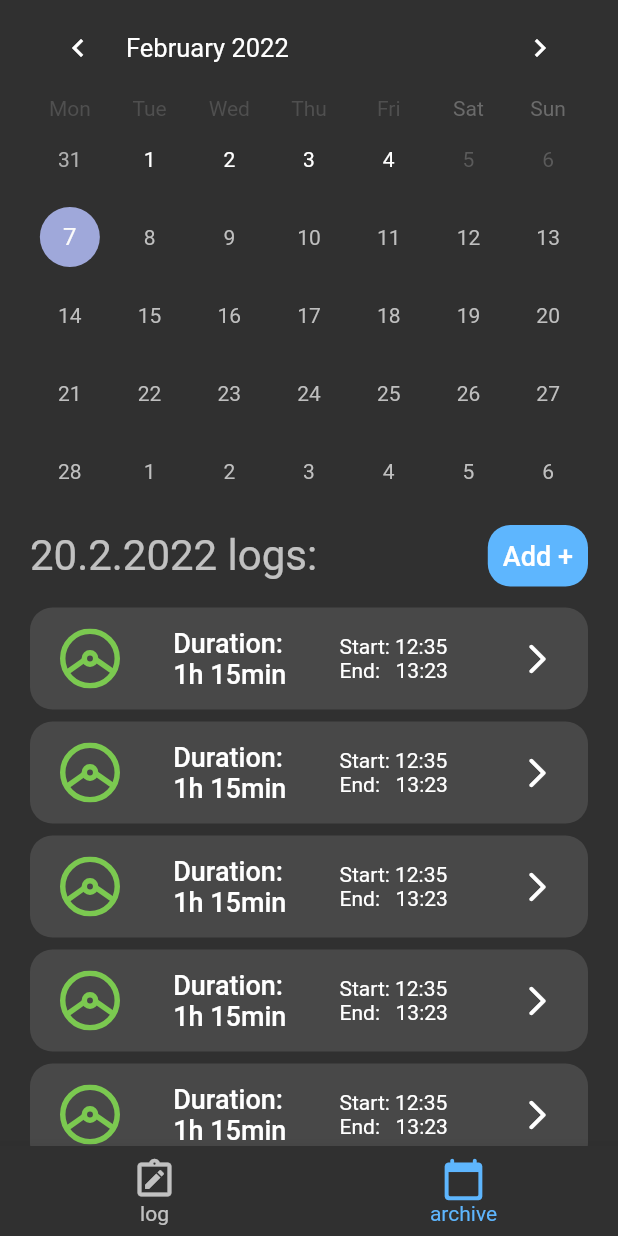
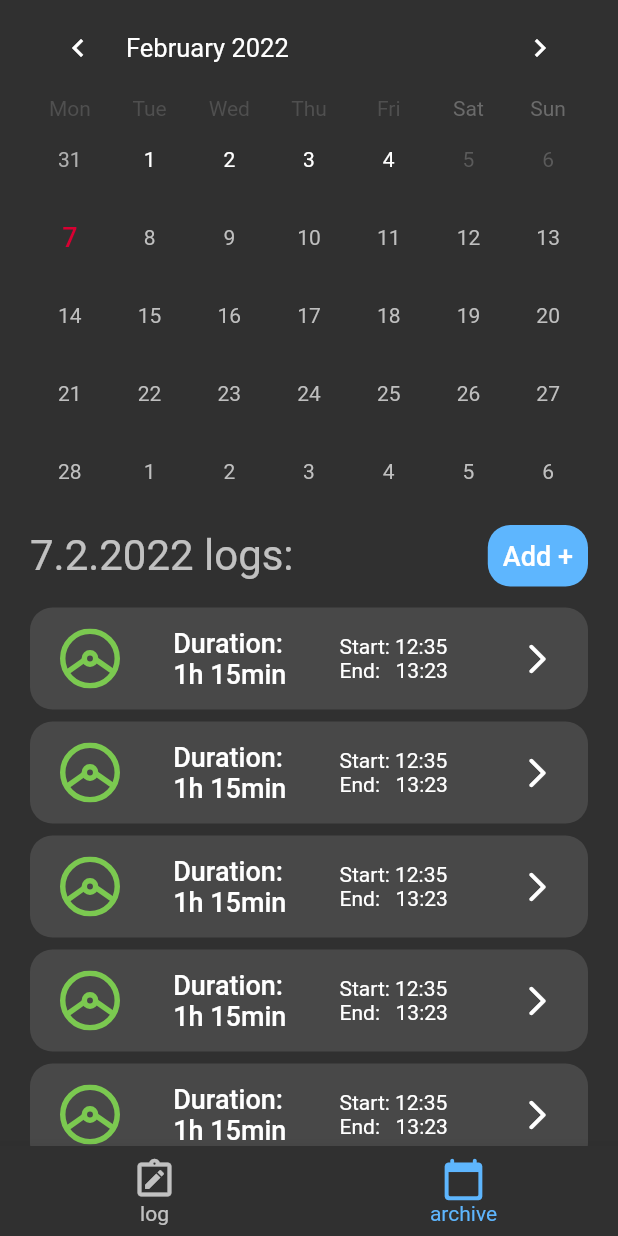
Before and after one commit to JTorkk/driving-time-logger, a Flutter app: the screen it shows after launch, item 2 of the bottom bar chosen, on a phone screen of 412 x 824 dp. Run offline on Flutter 3.47's test engine with Material 2 defaults, Android fonts, the phone set to English and light mode, and no system bars; drawn by our look-alikes of table_calendar; our stand-ins replace bloc, flutter_bloc, flutter_svg.

Commit message:
more things work

```diff
--- a/driving_time_log/lib/archive_screen/archive_screen.dart
+++ b/driving_time_log/lib/archive_screen/archive_screen.dart
@@ -1,7 +1,10 @@
+import 'package:driving_time_log/archive_screen/cubit/archive_cubit.dart';
 import 'package:driving_time_log/resources/colors.dart';
+import 'package:driving_time_log/resources/date_time_to.dart';
 import 'package:driving_time_log/resources/widgets/current_days_logs.dart';
 import 'package:driving_time_log/resources/widgets/edit_details_dialog.dart';
 import 'package:flutter/material.dart';
+import 'package:flutter_bloc/flutter_bloc.dart';
 import 'package:table_calendar/table_calendar.dart';
 
 class ArchiveScreen extends StatelessWidget {
@@ -11,6 +14,10 @@ class ArchiveScreen extends StatelessWidget {
   Widget build(BuildContext context) {
     var theme = Theme.of(context).textTheme;
 
+    return BlocProvider(
+      create: (context) => ArchiveCubit(),
+      child: BlocBuilder<ArchiveCubit, ArchiveState>(
+        builder: (context, state) {
           return SafeArea(
             bottom: false,
             right: false,
@@ -20,9 +27,18 @@ class ArchiveScreen extends StatelessWidget {
               child: Column(
                 children: [
                   TableCalendar(
+                    //TODO: runkkaa kalnterin fontit ja värit yms kuntoon
+                    calendarStyle: CalendarStyle(
+                      defaultTextStyle: theme.bodyText2!,
+                      todayDecoration: const BoxDecoration(shape: BoxShape.circle),
+                      todayTextStyle: theme.bodyText1!.copyWith(color: red),
+                      selectedDecoration: const BoxDecoration(color: accentblue, shape: BoxShape.circle),
+                    ),
                     firstDay: DateTime.utc(2022, 1, 1),
                     lastDay: DateTime.now(),
-              focusedDay: DateTime.now(),
+                    focusedDay: state.focusedDay ?? DateTime.now(),
+                    selectedDayPredicate: (day) => context.read<ArchiveCubit>().selectedDayPredicate(day),
+                    onDaySelected: (selectedDay, focusedDay) => context.read<ArchiveCubit>().onDateSelected(selectedDay, focusedDay),
                     availableCalendarFormats: const {CalendarFormat.month: 'Month'},
                     startingDayOfWeek: StartingDayOfWeek.monday,
                   ),
@@ -32,7 +48,7 @@ class ArchiveScreen extends StatelessWidget {
                     children: [
                       Text(
                         //TODO: adapt to the chhosen day
-                  "20.2.2022 logs:",
+                        "${context.read<ArchiveCubit>().getDateText()} logs:",
                         style: theme.headline2,
                       ),
                       GestureDetector(
@@ -61,5 +77,8 @@ class ArchiveScreen extends StatelessWidget {
               ),
             ),
           );
+        },
+      ),
+    );
   }
 }
--- a/driving_time_log/lib/archive_screen/cubit/archive_cubit.dart
+++ b/driving_time_log/lib/archive_screen/cubit/archive_cubit.dart
@@ -1,8 +1,30 @@
 import 'package:bloc/bloc.dart';
-import 'package:meta/meta.dart';
+import 'package:driving_time_log/resources/date_time_to.dart';
+import 'package:table_calendar/table_calendar.dart';
 
 part 'archive_state.dart';
 
 class ArchiveCubit extends Cubit<ArchiveState> {
-  ArchiveCubit() : super(ArchiveInitial());
+  ArchiveCubit() : super(const ArchiveState());
+
+  bool selectedDayPredicate(day) {
+    return isSameDay(state.selectedDay, day);
+  }
+
+  void onDateSelected(selectedDay, focusedDay) async {
+    if (!isSameDay(state.selectedDay, selectedDay)) {
+      emit(state.copyWith(
+        selectedDay: selectedDay,
+        focusedDay: focusedDay,
+      ));
+    }
+  }
+
+  String getDateText() {
+    if (isSameDay(state.selectedDay, DateTime.now())) {
+      return "Today's";
+    } else {
+      return dateTimeToDDMMYYYY(state.selectedDay ?? DateTime.now());
+    }
+  }
 }
--- a/driving_time_log/lib/archive_screen/cubit/archive_state.dart
+++ b/driving_time_log/lib/archive_screen/cubit/archive_state.dart
@@ -1,6 +1,24 @@
 part of 'archive_cubit.dart';
 
-@immutable
-abstract class ArchiveState {}
+class ArchiveState {
+  final bool busy;
+  final DateTime? focusedDay;
+  final DateTime? selectedDay;
 
-class ArchiveInitial extends ArchiveState {}
+  const ArchiveState({
+    this.busy = false,
+    this.focusedDay,
+    this.selectedDay,
+  });
+
+  ArchiveState copyWith({
+    bool? busy,
+    DateTime? focusedDay,
+    DateTime? selectedDay,
+  }) =>
+      ArchiveState(
+        busy: busy ?? this.busy,
+        focusedDay: focusedDay ?? this.focusedDay,
+        selectedDay: selectedDay ?? this.selectedDay,
+      );
+}
--- /dev/null
+++ b/driving_time_log/lib/resources/data_functions.dart
@@ -0,0 +1 @@
+//TODO: add read and write fucntions here
--- /dev/null
+++ b/driving_time_log/lib/resources/date_time_to.dart
@@ -0,0 +1,10 @@
+import 'package:intl/intl.dart';
+
+String dateTimeToDDMMYYYY(DateTime dateTime) {
+  return DateFormat('d.M.yyyy').format(dateTime);
+}
+
+//TODO: validate if this works
+String dateTimeToHHMM(DateTime dateTime) {
+  return DateFormat('h:m').format(dateTime);
+}
--- a/driving_time_log/lib/resources/widgets/current_days_logs.dart
+++ b/driving_time_log/lib/resources/widgets/current_days_logs.dart
@@ -8,6 +8,8 @@ import 'package:flutter/material.dart';
 class CurrentDayLogs extends StatelessWidget {
   //TODO: Take day as parameter and search for the logs of that day
   //TODO: think about does this need cubit
+  //TODO: listen databse chages always
+
   const CurrentDayLogs({Key? key}) : super(key: key);
 
   @override
@@ -15,6 +17,7 @@ class CurrentDayLogs extends StatelessWidget {
     return Expanded(
       //TODO: move the list so that the bottomest one is the newest and all the older are above
       child: ListView.builder(
+        //TODO: list of object lenght
         itemCount: 10,
         itemBuilder: (context, position) {
           var theme = Theme.of(context).textTheme;
--- a/driving_time_log/lib/resources/widgets/edit_details_dialog.dart
+++ b/driving_time_log/lib/resources/widgets/edit_details_dialog.dart
@@ -6,9 +6,9 @@ import 'package:flutter/material.dart';
 
 Future<dynamic> detailsDialog({
   required BuildContext context,
-  //TODO always needs date as parameter
-  //TODO: take the info as parameters if everything except date is date -> make new log point
-  //TODO: cubuit stuff needs to be added
+  //TODO tak document id or smthg as parameter if empty create new documetn
+
+  //TODO: cubit stuff needs to be added
 }) {
   return showDialog(
     context: context,
--- a/driving_time_log/pubspec.yaml
+++ b/driving_time_log/pubspec.yaml
@@ -34,7 +34,7 @@ dependencies:
     sdk: flutter
   flutter_bloc: ^8.0.1
   flutter_svg: ^1.0.3
-  sqflite: ^2.0.2
+  hive: ^2.0.5
   table_calendar: ^3.0.3
 
 dev_dependencies:
```
Also changed, not shown: driving_time_log/lib/driving_screen/cubit/driving_cubit.dart (+9 -0 lines), driving_time_log/lib/driving_screen/driving_screen.dart (+5 -11 lines), driving_time_log/pubspec.lock. Lines whose indentation alone changed are shown as unchanged.
